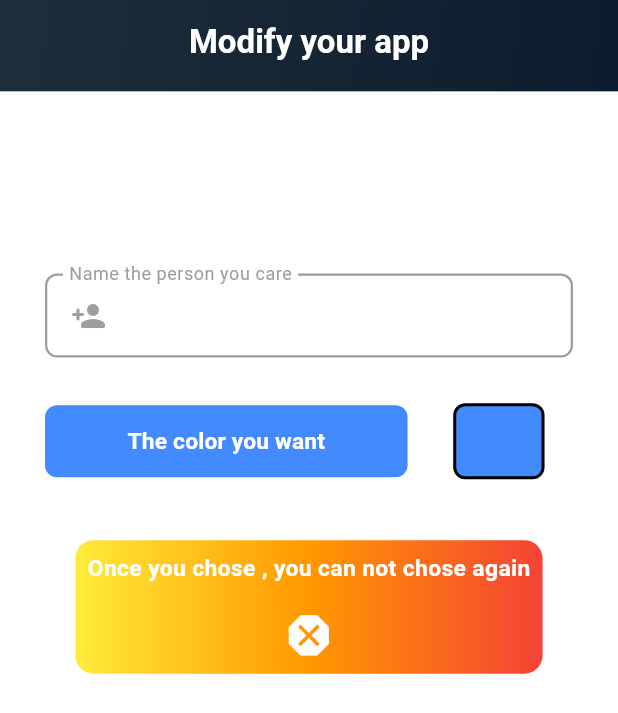
After one commit to minhtri2k3/SmartSpending, a Flutter app: the screen it shows once a user with an empty profile is signed in, on a phone screen of 412 x 824 dp. The commit adds this screen. Shown: the top 713 px of the screen. Run offline on Flutter 3.47's test engine with Material 3 defaults, Android fonts, the light colour scheme and no system bars; our stand-ins replace firebase_auth, firebase_core, flutter_colorpicker, flutter_screenutil, fluttertoast, get_it and 4 more; accounts and stored records are empty; network calls fail.

Commit message:
addding modify screen

```diff
--- a/lib/core/export.dart
+++ b/lib/core/export.dart
@@ -9,8 +9,10 @@ export 'package:logger/logger.dart';
 export 'package:pretty_dio_logger/pretty_dio_logger.dart';
 
 export '../core/export.dart';
+export '../screens/sm_authstate_screen.dart';
 export '../screens/sm_home_screen.dart';
 export '../screens/sm_login_screen.dart';
+export '../screens/sm_modify_screen.dart';
 export '../screens/sm_register_screen.dart';
 export '../services/sm_router_service.dart';
 export '../widgets/sm_base_widget.dart';
--- a/lib/screens/sm_authstate_screen.dart
+++ b/lib/screens/sm_authstate_screen.dart
@@ -0,0 +1,24 @@
+
+
+import '../core/export.dart';
+
+class SMAuthStateScreen extends StatelessWidget {
+  @override
+  Widget build(BuildContext context) {
+    return StreamBuilder<User?>(
+      stream: FirebaseAuth.instance.authStateChanges(),
+      builder: (context, snapshot) {
+        if (snapshot.connectionState == ConnectionState.waiting) {
+          // Show loading screen while checking authentication status
+          return const CircularProgressIndicator();
+        } else if (snapshot.hasData) {
+          // If the user is logged in, navigate to the home screen
+          return  SmModifyScreen();
+        } else {
+          // If the user is not logged in, navigate to the login screen
+          return SMRegisterScreen();
+        }
+      },
+    );
+  }
+}
--- a/lib/screens/sm_home_screen.dart
+++ b/lib/screens/sm_home_screen.dart
@@ -11,6 +11,21 @@ class SMHomeScreen extends StatefulWidget {
 class _HomeScreenState extends State<SMHomeScreen> {
   @override
   Widget build(BuildContext context) {
-    return const Placeholder();
+    return  Scaffold(
+
+    );
+  }
+  Decoration get _gradientBox {
+    return const BoxDecoration(
+      gradient: LinearGradient(
+        colors: [
+          Color(0xff1E2E3D),
+          Color(0xff152534),
+          Color(0xff0C1C2E)
+        ], // Replace with your desired colors
+        begin: Alignment.topLeft,
+        end: Alignment.bottomRight,
+      ),
+    );
   }
 }
--- /dev/null
+++ b/lib/screens/sm_modify_screen.dart
@@ -0,0 +1,218 @@
+import 'package:flutter_colorpicker/flutter_colorpicker.dart';
+
+import '../core/export.dart';
+
+class SmModifyScreen extends StatefulWidget {
+  const SmModifyScreen({super.key});
+  @override
+  _SmModifyScreenScreenState createState() => _SmModifyScreenScreenState();
+}
+
+class _SmModifyScreenScreenState extends State<SmModifyScreen> {
+  final _nameController = TextEditingController();
+  late Color _defaultColorButton = Colors.blueAccent;
+  void changeColor(Color color) {
+    setState(() => _defaultColorButton = color);
+  }
+  void _openColorPicker() {
+    showDialog(
+      context: context,
+      builder: (BuildContext context) {
+        return AlertDialog(
+          title: const Text('Pick a color'),
+          content: SingleChildScrollView(
+            child: ColorPicker(
+              pickerColor: _defaultColorButton,
+              onColorChanged: (Color color) {
+                setState(() {
+                  _defaultColorButton = color; // Update selected color
+                });
+              },
+              showLabel: true, // Show the hex code of the color
+              pickerAreaHeightPercent: 0.8, // Height of the color picker area
+            ),
+          ),
+          actions: <Widget>[
+            ElevatedButton(
+              child: const Text('Select'),
+              onPressed: () {
+                Navigator.of(context).pop(); // Close the dialog
+              },
+            ),
+          ],
+        );
+      },
+    );
+  }
+  @override
+  Widget build(BuildContext context) {
+    return Scaffold(
+      appBar: PreferredSize(
+        preferredSize: Size.fromHeight(60.sp), // Adjust this height
+        child: AppBar(
+          flexibleSpace: Container(
+            decoration: _gradientBox,
+          ),
+          title: const Center(
+            child: Text(
+              'Modify your app',
+              style: TextStyle(
+                color: Colors.white,
+                fontWeight: FontWeight.bold,
+              ),
+            ),
+          ),
+          // If you want to hide the back arrow
+        ),
+      ),
+      body: Container(
+        child: SingleChildScrollView(
+          child: Padding(
+            padding: EdgeInsets.only(top: 100.h, left: 30, right: 30),
+            child: Column(
+              mainAxisAlignment: MainAxisAlignment.center,
+              children: <Widget>[
+                const SizedBox(
+                  height: 20,
+                ),
+                _nameTextField,
+                _chageColorButton,
+                _agreeText,
+              ],
+            ),
+          ),
+        ),
+      ),
+    );
+  }
+
+  Widget get _nameTextField {
+    return Padding(
+      padding: EdgeInsets.only(bottom: 30.sp),
+      child: TextFormField(
+        controller: _nameController,
+        cursorColor: Colors.black,
+        cursorHeight: 25,
+        decoration: InputDecoration(
+          prefixIcon: const Padding(
+            padding: EdgeInsets.only(left: 10),
+            child: Icon(Icons.person_add_rounded),
+          ),
+          prefixIconColor: Colors.grey,
+          labelText: 'Name the person you care',
+          labelStyle: const TextStyle(
+            color: Colors.grey,
+          ),
+          floatingLabelBehavior: FloatingLabelBehavior.always,
+          filled: true,
+          fillColor: Colors.white,
+          enabledBorder: OutlineInputBorder(
+            borderRadius: BorderRadius.circular(8.0),
+            borderSide: const BorderSide(
+              color: Colors.grey, // Set the border color for the enabled state
+              width: 1.5,
+            ),
+          ),
+          focusedBorder: OutlineInputBorder(
+            borderRadius: BorderRadius.circular(8.0),
+            borderSide: const BorderSide(
+              color: Colors.grey, // Set the border color for the focused state
+              width: 1.5,
+            ),
+          ),
+        ),
+        // style: const TextStyle(
+        //   fontWeight: FontWeight.w500,
+        //   color: Colors.black,
+        // ),
+      ),
+    );
+  }
+
+  Decoration get _gradientBox {
+    return const BoxDecoration(
+      gradient: LinearGradient(
+        colors: [Color(0xff1E2E3D), Color(0xff152534), Color(0xff0C1C2E)],
+        begin: Alignment.topLeft,
+        end: Alignment.bottomRight,
+      ),
+    );
+  }
+
+  Widget get _chageColorButton {
+    return Padding(
+      padding: EdgeInsets.only(bottom: 40.sp ),
+      child: Row(
+        children: [
+          Container(
+            width: 220.w,
+            decoration: BoxDecoration(
+              color: _defaultColorButton, // Set the background color to green
+              borderRadius:
+              BorderRadius.circular(8.0), // Add border radius if needed
+            ),
+            child: TextButton(
+              onPressed: _openColorPicker,
+              child: Text(
+                'The color you want',
+                style: TextStyle(
+                  fontSize: 15.sp,
+                  fontWeight: FontWeight.bold,
+                  color:
+                  Colors.white, // Set text color to white for better contrast
+                ),
+              ),
+            ),
+          ),
+          SizedBox(width: 30.sp,),
+          Container(
+            width: 60.sp,
+            height: 50.sp,
+            decoration: BoxDecoration(
+              color: _defaultColorButton,
+              borderRadius: BorderRadius.circular(8.0),
+            border: Border.all(color: Colors.black, width: 2.0),
+            ),
+          )
+        ],
+      )
+    );
+  }
+
+  Widget get _agreeText {
+    return Container(
+      decoration: BoxDecoration(
+         //  border: Border.all(color: Colors.redAccent,
+         // ),
+        borderRadius: BorderRadius.circular(12.sp),
+        gradient: const LinearGradient(
+        colors: [Colors.red, Colors.orange, Colors.yellow], // Gradient colors
+        begin: Alignment.centerRight, // Start from the right (yellow)
+        end: Alignment.centerLeft,    // End at the left (red)
+      ),
+      ),
+      child: Padding(
+        padding:  EdgeInsets.all(8.sp),
+        child: Column(
+          children: [
+            Text(
+              'Once you chose , you can not chose again',
+              style: TextStyle(
+                  fontWeight: FontWeight.bold,
+                  color: Colors.white,
+                  fontSize: 15.sp),
+            ),
+            SizedBox(
+              height: 15.sp,
+            ),
+            Icon(
+              Icons.dangerous,
+              color: Colors.white,
+              size: 35.sp,
+            )
+          ],
+        ),
+      ),
+    );
+  }
+}
--- a/lib/services/sm_router_service.dart
+++ b/lib/services/sm_router_service.dart
@@ -3,10 +3,12 @@ import '../core/export.dart';
 class SMRouterService {
   late GoRouter router;
   Future<SMRouterService> init() async {
-    router = GoRouter(initialLocation: "/register", routes: [
+    router = GoRouter(initialLocation: "/authenticate", routes: [
       GoRoute(path: '/home', builder: (context, state) => const SMHomeScreen()),
       GoRoute(path: '/register', builder: (context, state) => SMRegisterScreen()),
-      GoRoute(path: '/login' , builder: (context , state ) => SMLoginScreen())
+      GoRoute(path: '/login' , builder: (context , state ) => SMLoginScreen()),
+      GoRoute(path: '/authenticate' , builder: (context , state ) => SMAuthStateScreen()),
+
     ]);
     return this;
   }
--- a/pubspec.yaml
+++ b/pubspec.yaml
@@ -50,6 +50,7 @@ dependencies:
   mobx: ^2.3.3+2
   flutter_mobx: ^2.2.1+1
   fluttertoast: ^8.2.8
+  flutter_colorpicker: ^1.1.0
 dev_dependencies:
   flutter_test:
     sdk: flutter
```
Also changed, not shown: pubspec.lock.
